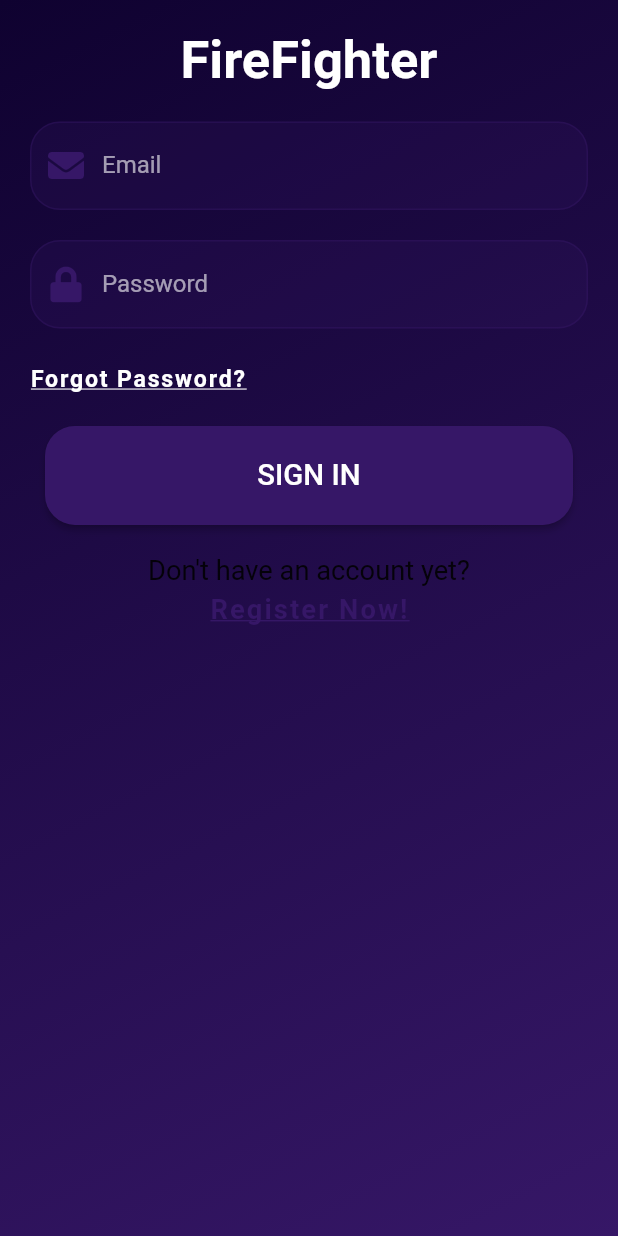
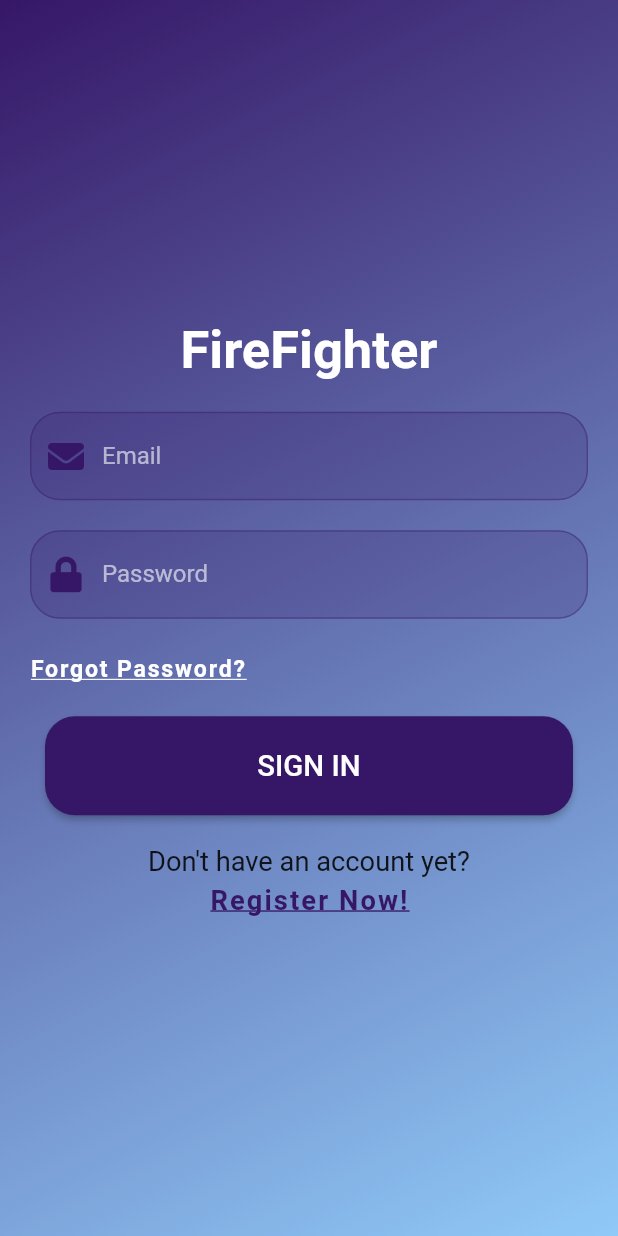
Before and after one commit to VarunSAthreya/rise-against-hunger, a Flutter app: the screen it shows after launch, on a phone screen of 412 x 824 dp. Run offline on Flutter 3.47's test engine with Material 2 defaults, Android fonts, the light colour scheme and no system bars; our stand-ins replace animated_text_kit, cloud_firestore, firebase_auth, firebase_core, flutter_hooks, font_awesome_flutter and 2 more; accounts and stored records are empty.

Commit message:
Updated container

```diff
--- a/app/lib/components/gradient_container.dart
+++ b/app/lib/components/gradient_container.dart
@@ -7,19 +7,31 @@ class GradientContainer extends StatelessWidget {
 
   @override
   Widget build(BuildContext context) {
-    return Container(
+    return Scaffold(
+      body: LayoutBuilder(
+        builder: (context, constraints) {
+          return SingleChildScrollView(
+            child: ConstrainedBox(
+              constraints: BoxConstraints(minHeight: constraints.maxHeight),
+              child: Container(
                 decoration: BoxDecoration(
                   gradient: LinearGradient(
                     begin: Alignment.topLeft,
                     end: Alignment.bottomRight,
                     colors: [
-            Theme.of(context).primaryColor,
                       Theme.of(context).colorScheme.secondary,
+                      Theme.of(context).backgroundColor,
                     ],
                   ),
                 ),
                 alignment: Alignment.center,
+                width: double.infinity,
                 child: child,
+              ),
+            ),
+          );
+        },
+      ),
     );
   }
 }
```
Lines whose indentation alone changed are shown as unchanged.
